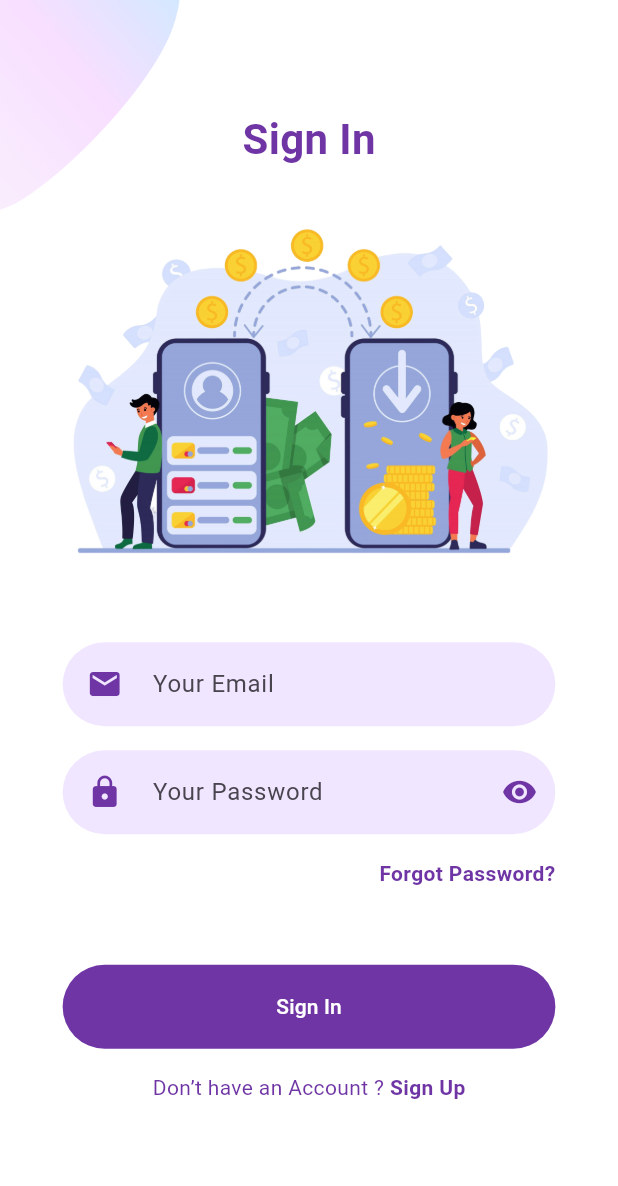
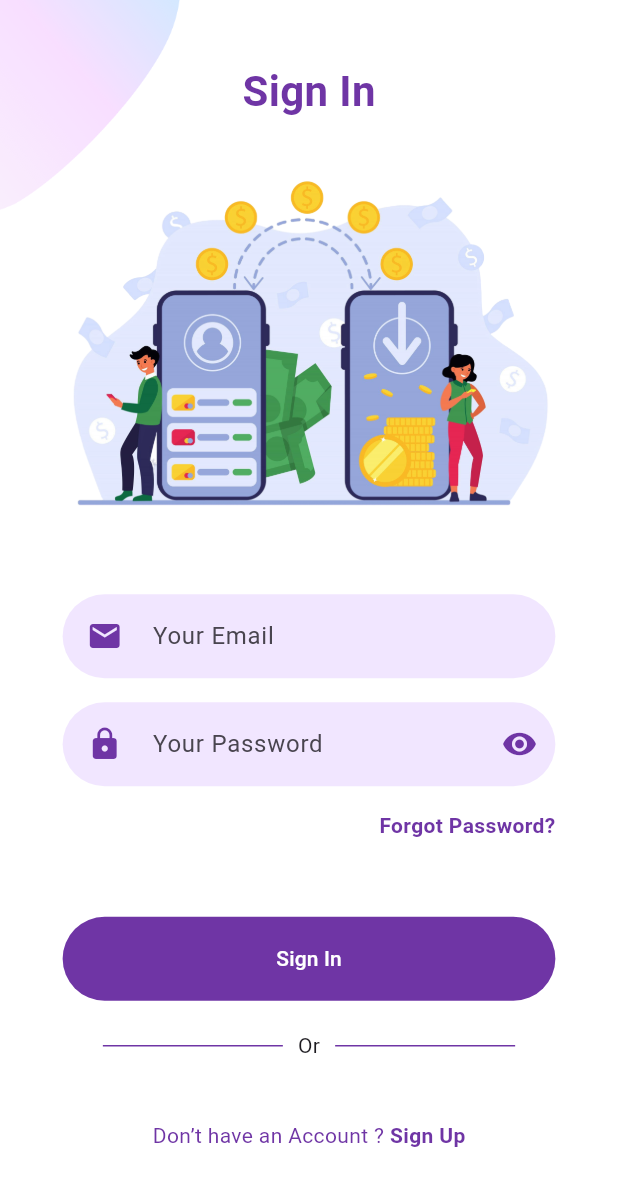
Before and after one commit to VIKAS-WEB/Smart-Energy-Pay, a Flutter app: the screen it shows after launch, after a tap on "Sign In", on a phone screen of 412 x 824 dp. Shown: the top 1186 px of the screen. Run offline on Flutter 3.47's test engine with Material 3 defaults, Android fonts, the light colour scheme and no system bars; our stand-ins replace awesome_snackbar_content, cached_network_image, carousel_slider, country_picker, dio, flutter_dotenv and 17 more; missing offline and left inert: country_flags, country_state_city_pro, excel, flutter_stripe, jwt_decode, mailer and 1 more; network calls fail.

Commit message:
Added FingerPrint Login

```diff
--- a/lib/Screens/LoginScreen/components/login_form.dart
+++ b/lib/Screens/LoginScreen/components/login_form.dart
@@ -1,4 +1,5 @@
 import 'package:flutter/material.dart';
+import 'package:local_auth/local_auth.dart';
 import 'package:smart_energy_pay/Screens/ForgotScreen/forgot_pasword_screen.dart';
 import 'package:smart_energy_pay/Screens/HomeScreen/home_screen.dart';
 import 'package:smart_energy_pay/components/check_already_have_an_account.dart';
@@ -19,13 +20,14 @@ class _LoginFormState extends State<LoginForm> {
   final TextEditingController email = TextEditingController();
   final TextEditingController password = TextEditingController();
   final LoginApi _loginApi = LoginApi();
+  final LocalAuthentication _localAuth = LocalAuthentication();
   bool _obsecureText = true;
-
   bool isLoading = false;
   String? errorMessage;
 
   bool _isPasswordValid(String password) {
-    final regex = RegExp(r'^(?=.*[a-z])(?=.*[A-Z])(?=.*[!@#$%&*,.?])(?=.*[0-9]).{8,}$');
+    final regex =
+        RegExp(r'^(?=.*[a-z])(?=.*[A-Z])(?=.*[!@#$%&*,.?])(?=.*[0-9]).{8,}$');
     return regex.hasMatch(password);
   }
 
@@ -50,6 +52,9 @@ class _LoginFormState extends State<LoginForm> {
         print('Owner Profile: ${response.ownerProfile}');
         print('KycStatus: ${response.kycStatus}');
 
+        // Save credentials for fingerprint login
+        await AuthManager.saveCredentials(email.text, password.text);
+
         setState(() {
           isLoading = false;
         });
@@ -58,7 +63,8 @@ class _LoginFormState extends State<LoginForm> {
         await AuthManager.saveUserId(response.userId);
         await AuthManager.saveUserName(response.name);
         await AuthManager.saveUserEmail(response.email);
-        await AuthManager.saveUserImage(response.ownerProfile?.toString() ?? '');
+        await AuthManager.saveUserImage(
+            response.ownerProfile?.toString() ?? '');
         if (response.kycStatus == false) {
           await AuthManager.saveKycStatus("completed");
         } else {
@@ -81,6 +87,66 @@ class _LoginFormState extends State<LoginForm> {
     }
   }
 
+  Future<void> _loginWithFingerprint() async {
+    setState(() {
+      isLoading = true;
+      errorMessage = null;
+    });
+
+    try {
+      // Check if biometric authentication is available
+      bool canCheckBiometrics = await _localAuth.canCheckBiometrics;
+      bool isDeviceSupported = await _localAuth.isDeviceSupported();
+
+      if (!canCheckBiometrics || !isDeviceSupported) {
+        setState(() {
+          isLoading = false;
+          errorMessage =
+              "Biometric authentication is not available on this device.";
+        });
+        return;
+      }
+
+      // Authenticate using biometrics
+      bool authenticated = await _localAuth.authenticate(
+        localizedReason: 'Please authenticate to log in',
+        options: const AuthenticationOptions(
+          biometricOnly: true,
+          stickyAuth: true,
+        ),
+      );
+
+      if (authenticated) {
+        // Load credentials from secure storage
+        final credentials = await AuthManager.getCredentials();
+        if (credentials['email'] == null || credentials['password'] == null) {
+          setState(() {
+            isLoading = false;
+            errorMessage =
+                "No stored credentials found. Please log in manually first.";
+          });
+          return;
+        }
+
+        // Set credentials in text controllers
+        email.text = credentials['email']!;
+        password.text = credentials['password']!;
+        await _login();
+      } else {
+        setState(() {
+          isLoading = false;
+          errorMessage = "Fingerprint authentication failed.";
+        });
+      }
+    } catch (error) {
+      print("Fingerprint Login Error: $error");
+      setState(() {
+        isLoading = false;
+        errorMessage = "Fingerprint Login Error: $error";
+      });
+    }
+  }
+
   @override
   void dispose() {
     email.dispose();
@@ -97,7 +163,7 @@ class _LoginFormState extends State<LoginForm> {
   @override
   Widget build(BuildContext context) {
     return SingleChildScrollView(
-      padding: const EdgeInsets.all(defaultPadding), // Optional padding for better spacing
+      padding: const EdgeInsets.all(defaultPadding),
       child: Form(
         key: _formKey,
         child: Column(
@@ -197,7 +263,57 @@ class _LoginFormState extends State<LoginForm> {
               onPressed: isLoading ? null : _login,
               child: const Text("Sign In"),
             ),
-            const SizedBox(height: defaultPadding),
+            const SizedBox(height: 20),
+            const Row(
+              mainAxisAlignment: MainAxisAlignment.center,
+              children: [
+                SizedBox(
+                    width: 120,
+                    child: Divider(
+                      color: kPrimaryColor,
+                      thickness: 1,
+                    )),
+                SizedBox(
+                  width: 10,
+                ),
+                Text("Or"),
+                SizedBox(
+                  width: 10,
+                ),
+                SizedBox(
+                    width: 120,
+                    child: Divider(
+                      color: kPrimaryColor,
+                      thickness: 1,
+                )),
+              ],
+            ),
+            const SizedBox(height: 10),
+            FutureBuilder<bool>(
+              future: _localAuth.canCheckBiometrics,
+              builder: (context, snapshot) {
+                if (snapshot.connectionState == ConnectionState.done &&
+                    snapshot.data == true) {
+                  return GestureDetector(
+                    onTap: isLoading
+                        ? null
+                        : () async {
+                            await _loginWithFingerprint(); // Properly call the async function
+                          },
+                    child: const Row(
+                      mainAxisAlignment: MainAxisAlignment.center,
+                      children: [
+                        Icon(Icons.fingerprint, size: 20),
+                        SizedBox(width: 10),
+                        Text("Login With FingerPrints"),
+                      ],
+                    ),
+                  );
+                }
+                return const SizedBox.shrink();
+              },
+            ),
+            const SizedBox(height: 30),
             AlreadyHaveAnAccountCheck(
               press: () {
                 Navigator.push(
--- a/lib/main.dart
+++ b/lib/main.dart
@@ -13,7 +13,7 @@ import 'package:smart_energy_pay/Screens/TransactionScreen/TransactionDetailsScr
 // Define a simple state management class for authentication and loading
 class AuthenticationState extends ChangeNotifier {
   bool _isLoggedIn = false;
-  bool _isLoading = false; // Add loading state
+  bool _isLoading = false;
 
   bool get isLoggedIn => _isLoggedIn;
   bool get isLoading => _isLoading;
@@ -34,13 +34,22 @@ class AuthenticationState extends ChangeNotifier {
   }
 }
 
-void main() async {
+Future<void> main() async {
   WidgetsFlutterBinding.ensureInitialized();
+
+  /// 👇 Load environment variables first
+  await dotenv.load(fileName: ".env");
+
+  debugPrint('Stripe Key from .env: ${dotenv.env['stripePublishableKey']}');
+
   if (!kIsWeb) {
     Stripe.publishableKey =
         dotenv.env['stripePublishableKey'] ?? 'default_key';
+        debugPrint('Stripe Key set to: ${Stripe.publishableKey}');
   }
+
   await AuthManager.init();
+
   runApp(
     MultiProvider(
       providers: [
@@ -48,13 +57,13 @@ void main() async {
         ChangeNotifierProvider(create: (context) => DashboardProvider()),
         ChangeNotifierProvider(create: (context) => TransactionProvider()),
       ],
-      child: const smart_energy_payApp(),
+      child: const SmartEnergyPayApp(),
     ),
   );
 }
 
-class smart_energy_payApp extends StatelessWidget {
-  const smart_energy_payApp({super.key});
+class SmartEnergyPayApp extends StatelessWidget {
+  const SmartEnergyPayApp({super.key});
 
   @override
   Widget build(BuildContext context) {
@@ -92,11 +101,8 @@ class smart_energy_payApp extends StatelessWidget {
           ),
           home: Stack(
             children: [
-              // Main content
-              const WelcomeScreen(), // Example home screen; replace with your actual home screen or navigation logic
-              // Show loading indicator when isLoading is true
-              if (authState.isLoading)
-                const LoadingWidget(), // Use the Lottie animation as the global loading indicator
+              const WelcomeScreen(),
+              if (authState.isLoading) const LoadingWidget(),
             ],
           ),
         );
--- a/pubspec.yaml
+++ b/pubspec.yaml
@@ -3,7 +3,7 @@ description: "Smart Energy Pay App"
 
 publish_to: 'none' # Remove this line if you wish to publish to pub.dev
 
-version: 1.0.0
+version: 2.0.0
 
 environment:
   sdk: ^3.5.3
@@ -29,6 +29,7 @@ dependencies:
   flutter_dotenv: ^5.1.0
   flutter_launcher_icons: ^0.11.0
   flutter_quill: ^10.8.5
+  flutter_secure_storage: ^9.2.4
   flutter_spinkit: ^5.2.1
   flutter_stripe: ^11.4.0
   flutter_svg: ^1.1.0
@@ -41,6 +42,7 @@ dependencies:
   intl_phone_field: ^3.2.0
   jwt_decode: ^0.3.1
   liquid_pull_to_refresh: ^3.0.1
+  local_auth: ^2.3.0
   lottie: ^3.2.0
   mailer: ^6.4.1
   open_file: ^3.5.10
```
Also changed, not shown: lib/util/auth_manager.dart (+40 -16 lines), pubspec.lock, 155 other files.
